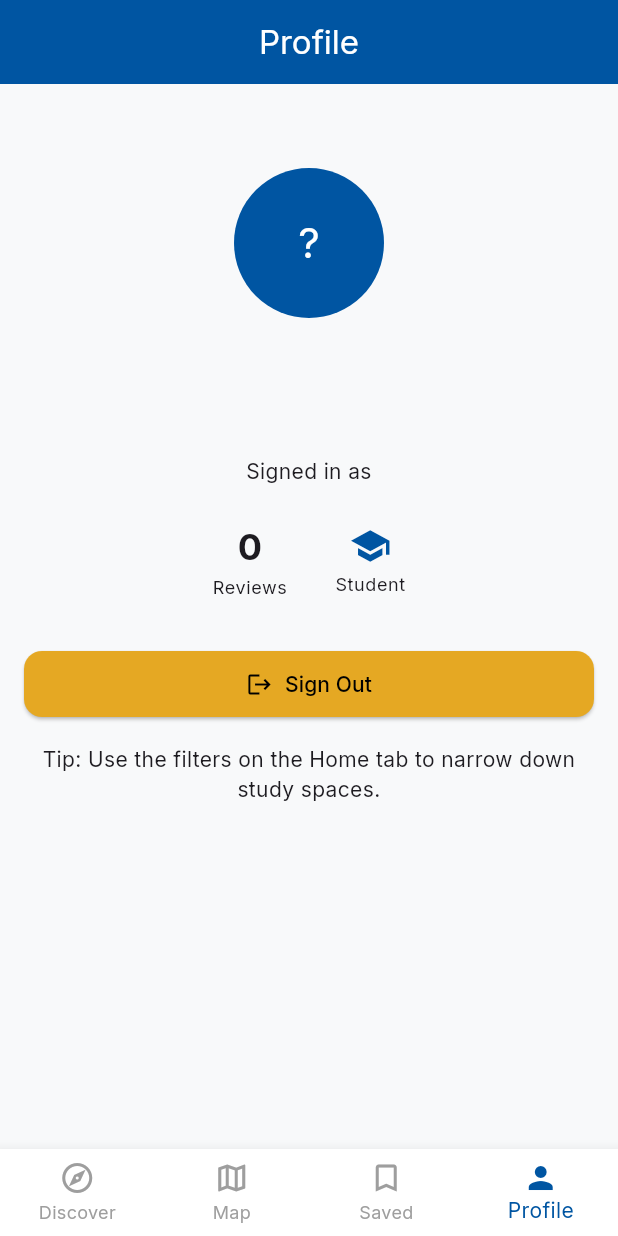
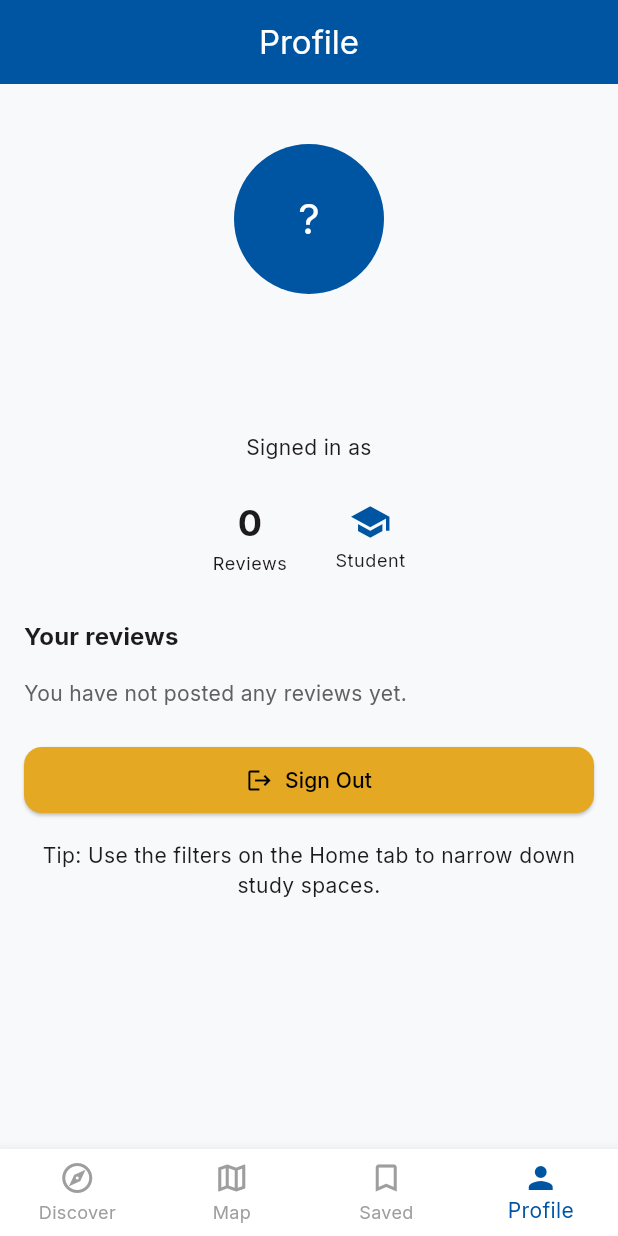
Before and after one commit to maernest04/CMPE-137-Project, a Flutter app: the ProfileScreen screen opened by its route, on a phone screen of 412 x 824 dp. Run offline on Flutter 3.47's test engine with Material 3 defaults, Android fonts, the phone set to English and light mode, and no system bars; our stand-ins replace cloud_firestore, firebase_auth, firebase_core, go_router, google_fonts; accounts and stored records are empty.

Commit message:
feat: Fixed bug where review count would not increment/decrement after adding/deleting a review. Also added a feature on profile screen where it shows the user all of their reviews.

```diff
--- a/lib/screens/profile_screen.dart
+++ b/lib/screens/profile_screen.dart
@@ -1,6 +1,8 @@
-import 'package:flutter/material.dart';import 'package:go_router/go_router.dart';
+import 'package:flutter/material.dart';
+import 'package:go_router/go_router.dart';
 import 'package:cmpe_137_study_space/services/auth_scope.dart';
 import 'package:cmpe_137_study_space/services/auth_service.dart';
+import 'package:cmpe_137_study_space/widgets/profile_my_reviews_section.dart';
 
 class ProfileScreen extends StatefulWidget {
   const ProfileScreen({super.key});
@@ -110,10 +112,9 @@ class _ProfileScreenState extends State<ProfileScreen> {
       return name.isNotEmpty ? name[0].toUpperCase() : '?';
     }
 
-    return Column(
-      crossAxisAlignment: CrossAxisAlignment.stretch,
+    return ListView(
       children: [
-        const SizedBox(height: 40),
+        const SizedBox(height: 24),
         CircleAvatar(
           radius: 50,
           backgroundColor: Theme.of(context).colorScheme.primary,
@@ -176,7 +177,16 @@ class _ProfileScreenState extends State<ProfileScreen> {
             ),
           ],
         ),
-        const SizedBox(height: 32),
+        const SizedBox(height: 28),
+        Text(
+          'Your reviews',
+          style: Theme.of(context).textTheme.titleMedium?.copyWith(
+                fontWeight: FontWeight.bold,
+              ),
+        ),
+        const SizedBox(height: 8),
+        const ProfileMyReviewsSection(),
+        const SizedBox(height: 24),
         ElevatedButton.icon(
           icon: const Icon(Icons.logout),
           label: const Text('Sign Out'),
@@ -196,6 +206,7 @@ class _ProfileScreenState extends State<ProfileScreen> {
           'Tip: Use the filters on the Home tab to narrow down study spaces.',
           textAlign: TextAlign.center,
         ),
+        const SizedBox(height: 24),
       ],
     );
   }
--- /dev/null
+++ b/lib/services/user_reviews_repository.dart
@@ -0,0 +1,47 @@
+import 'package:cloud_firestore/cloud_firestore.dart';
+import 'package:cmpe_137_study_space/models/review.dart';
+
+/// One of the current user's reviews, with the parent study space id from the path
+/// `spaces/{spaceId}/reviews/{reviewId}`.
+class UserReviewEntry {
+  final Review review;
+  final String spaceId;
+
+  const UserReviewEntry({
+    required this.review,
+    required this.spaceId,
+  });
+
+  static UserReviewEntry fromDocument(DocumentSnapshot<Map<String, dynamic>> doc) {
+    final parent = doc.reference.parent.parent;
+    final spaceId = parent?.id ?? '';
+    return UserReviewEntry(
+      review: Review.fromFirestore(doc),
+      spaceId: spaceId,
+    );
+  }
+}
+
+class UserReviewsRepository {
+  UserReviewsRepository({FirebaseFirestore? firestore})
+      : _firestore = firestore ?? FirebaseFirestore.instance;
+
+  final FirebaseFirestore _firestore;
+
+  /// All reviews authored by [userId] across every study space.
+  Stream<List<UserReviewEntry>> watchReviewsForUser(String userId) {
+    return _firestore
+        .collectionGroup('reviews')
+        .where('userId', isEqualTo: userId)
+        .snapshots()
+        .map((snapshot) {
+          final list = snapshot.docs.map(UserReviewEntry.fromDocument).toList();
+          list.sort((a, b) {
+            final ta = a.review.createdAt?.millisecondsSinceEpoch ?? 0;
+            final tb = b.review.createdAt?.millisecondsSinceEpoch ?? 0;
+            return tb.compareTo(ta);
+          });
+          return list;
+        });
+  }
+}
--- /dev/null
+++ b/lib/widgets/profile_my_reviews_section.dart
@@ -0,0 +1,215 @@
+import 'dart:async';
+
+import 'package:cloud_firestore/cloud_firestore.dart';
+import 'package:firebase_auth/firebase_auth.dart';
+import 'package:flutter/material.dart';
+import 'package:go_router/go_router.dart';
+import 'package:cmpe_137_study_space/models/study_space.dart';
+import 'package:cmpe_137_study_space/screens/study_space_detail_screen.dart';
+import 'package:cmpe_137_study_space/services/auth_scope.dart';
+import 'package:cmpe_137_study_space/services/user_reviews_repository.dart';
+import 'package:cmpe_137_study_space/theme/app_theme.dart';
+import 'package:cmpe_137_study_space/utils/review_rating_labels.dart';
+
+String _formatReviewDate(Timestamp? ts) {
+  if (ts == null) return '';
+  final d = ts.toDate();
+  const months = [
+    'Jan', 'Feb', 'Mar', 'Apr', 'May', 'Jun',
+    'Jul', 'Aug', 'Sep', 'Oct', 'Nov', 'Dec',
+  ];
+  return '${months[d.month - 1]} ${d.day}, ${d.year}';
+}
+
+/// Lists the signed-in user's reviews and links each row to the study space detail.
+class ProfileMyReviewsSection extends StatefulWidget {
+  const ProfileMyReviewsSection({super.key});
+
+  @override
+  State<ProfileMyReviewsSection> createState() => _ProfileMyReviewsSectionState();
+}
+
+class _ProfileMyReviewsSectionState extends State<ProfileMyReviewsSection> {
+  StreamSubscription<List<UserReviewEntry>>? _sub;
+  List<UserReviewEntry> _entries = [];
+  Map<String, String> _spaceNames = {};
+  Object? _error;
+  bool _loading = true;
+
+  @override
+  void initState() {
+    super.initState();
+    final uid = FirebaseAuth.instance.currentUser!.uid;
+    _sub = UserReviewsRepository().watchReviewsForUser(uid).listen(
+      (list) => _onReviewsUpdated(list),
+      onError: (e) {
+        if (mounted) {
+          setState(() {
+            _error = e;
+            _loading = false;
+          });
+        }
+      },
+    );
+  }
+
+  Future<void> _onReviewsUpdated(List<UserReviewEntry> list) async {
+    final ids = list.map((e) => e.spaceId).toSet();
+    final names = <String, String>{..._spaceNames};
+    try {
+      await Future.wait(ids.map((id) async {
+        if (names.containsKey(id) && names[id]!.isNotEmpty) return;
+        final doc = await FirebaseFirestore.instance
+            .collection('spaces')
+            .doc(id)
+            .get();
+        if (doc.exists) {
+          final n = doc.data()?['name'] as String?;
+          names[id] = (n != null && n.isNotEmpty) ? n : 'Study space';
+        } else {
+          names[id] = 'Study space';
+        }
+      }));
+    } catch (_) {
+      for (final id in ids) {
+        names.putIfAbsent(id, () => 'Study space');
+      }
+    }
+    if (!mounted) return;
+    setState(() {
+      _entries = list;
+      _spaceNames = names;
+      _loading = false;
+      _error = null;
+    });
+  }
+
+  @override
+  void dispose() {
+    _sub?.cancel();
+    super.dispose();
+  }
+
+  Future<void> _openSpaceDetail(UserReviewEntry entry) async {
+    final doc = await FirebaseFirestore.instance
+        .collection('spaces')
+        .doc(entry.spaceId)
+        .get();
+    if (!mounted) return;
+    if (!doc.exists) {
+      ScaffoldMessenger.of(context).showSnackBar(
+        const SnackBar(content: Text('That study space is no longer available.')),
+      );
+      return;
+    }
+    final space = StudySpace.fromFirestore(doc);
+    final auth = AuthScope.of(context);
+    await context.pushNamed(
+      'studySpaceDetailRoot',
+      pathParameters: {'id': space.id},
+      extra: StudySpaceDetailArgs(
+        space: space,
+        onReviewSubmitted: () async {
+          await auth.refreshUserProfileFromServer();
+        },
+      ),
+    );
+  }
+
+  @override
+  Widget build(BuildContext context) {
+    final textTheme = Theme.of(context).textTheme;
+
+    if (_error != null) {
+      return Padding(
+        padding: const EdgeInsets.only(top: 8),
+        child: Text(
+          'Could not load your reviews.',
+          style: textTheme.bodySmall?.copyWith(color: Colors.red.shade800),
+        ),
+      );
+    }
+
+    if (_loading) {
+      return const Padding(
+        padding: EdgeInsets.symmetric(vertical: 24),
+        child: Center(child: CircularProgressIndicator()),
+      );
+    }
+
+    if (_entries.isEmpty) {
+      return Padding(
+        padding: const EdgeInsets.only(top: 8),
+        child: Text(
+          'You have not posted any reviews yet.',
+          style: textTheme.bodyMedium?.copyWith(color: Colors.grey.shade700),
+        ),
+      );
+    }
+
+    return Column(
+      crossAxisAlignment: CrossAxisAlignment.stretch,
+      children: [
+        for (final entry in _entries)
+          Padding(
+            padding: const EdgeInsets.only(bottom: 10),
+            child: Material(
+              color: Theme.of(context).colorScheme.surface,
+              elevation: 1,
+              borderRadius: BorderRadius.circular(12),
+              child: InkWell(
+                borderRadius: BorderRadius.circular(12),
+                onTap: () => _openSpaceDetail(entry),
+                child: Padding(
+                  padding: const EdgeInsets.all(14),
+                  child: Column(
+                    crossAxisAlignment: CrossAxisAlignment.start,
+                    children: [
+                      Text(
+                        _spaceNames[entry.spaceId] ?? 'Study space',
+                        style: textTheme.titleSmall?.copyWith(
+                          fontWeight: FontWeight.w600,
+                          color: AppTheme.sjsuBlue,
+                        ),
+                      ),
+                      if (_formatReviewDate(entry.review.createdAt).isNotEmpty)
+                        Text(
+                          _formatReviewDate(entry.review.createdAt),
+                          style: textTheme.bodySmall?.copyWith(
+                            color: Colors.grey.shade600,
+                          ),
+                        ),
+                      const SizedBox(height: 8),
+                      Text(
+                        'Noise: ${noiseLevelLabel(entry.review.noiseLevel)} · '
+                        'Comfort ${entry.review.comfort}/5 · '
+                        'Crowd ${entry.review.crowdLevel}/5 · '
+                        'Access ${entry.review.easeOfAccess}/5',
+                        style: textTheme.bodySmall,
+                      ),
+                      if (entry.review.comment.trim().isNotEmpty) ...[
+                        const SizedBox(height: 8),
+                        Text(
+                          entry.review.comment.trim(),
+                          maxLines: 3,
+                          overflow: TextOverflow.ellipsis,
+                          style: textTheme.bodyMedium,
+                        ),
+                      ],
+                      const SizedBox(height: 4),
+                      Text(
+                        'Tap to open study space',
+                        style: textTheme.labelSmall?.copyWith(
+                          color: Colors.grey.shade600,
+                        ),
+                      ),
+                    ],
+                  ),
+                ),
+              ),
+            ),
+          ),
+      ],
+    );
+  }
+}
--- a/lib/widgets/review_modal_content.dart
+++ b/lib/widgets/review_modal_content.dart
@@ -1,6 +1,7 @@
 import 'package:flutter/material.dart';
 import 'package:cmpe_137_study_space/models/review.dart';
 import 'package:cmpe_137_study_space/models/study_space.dart';
+import 'package:cmpe_137_study_space/services/auth_scope.dart';
 import 'package:cmpe_137_study_space/services/review_service.dart';
 import 'package:cmpe_137_study_space/services/study_space_reviews_repository.dart';
 import 'package:cmpe_137_study_space/utils/review_rating_labels.dart';
@@ -81,6 +82,9 @@ class _ReviewModalContentState extends State<ReviewModalContent> {
           easeOfAccess: access,
           comment: comment,
         );
+        if (mounted) {
+          await AuthScope.of(context).incrementReviewCount();
+        }
       }
 
       if (mounted) {
--- a/lib/widgets/space_reviews_section.dart
+++ b/lib/widgets/space_reviews_section.dart
@@ -2,6 +2,7 @@ import 'package:cloud_firestore/cloud_firestore.dart';
 import 'package:firebase_auth/firebase_auth.dart';
 import 'package:flutter/material.dart';
 import 'package:cmpe_137_study_space/models/review.dart';
+import 'package:cmpe_137_study_space/services/auth_scope.dart';
 import 'package:cmpe_137_study_space/models/study_space.dart';
 import 'package:cmpe_137_study_space/services/study_space_reviews_repository.dart';
 import 'package:cmpe_137_study_space/theme/app_theme.dart';
@@ -99,6 +100,9 @@ class _SpaceReviewsSectionState extends State<SpaceReviewsSection> {
         spaceId: widget.space.id,
         reviewId: review.id,
       );
+      if (mounted) {
+        await AuthScope.of(context).decrementReviewCount();
+      }
       if (widget.onReviewsMutated != null) {
         await widget.onReviewsMutated!();
       }
```
Also changed, not shown: lib/main.dart (+23 -0 lines), lib/models/study_space.dart (+39 -0 lines), lib/screens/home_screen.dart (+1 -26 lines), lib/services/auth_service.dart (+33 -8 lines).
